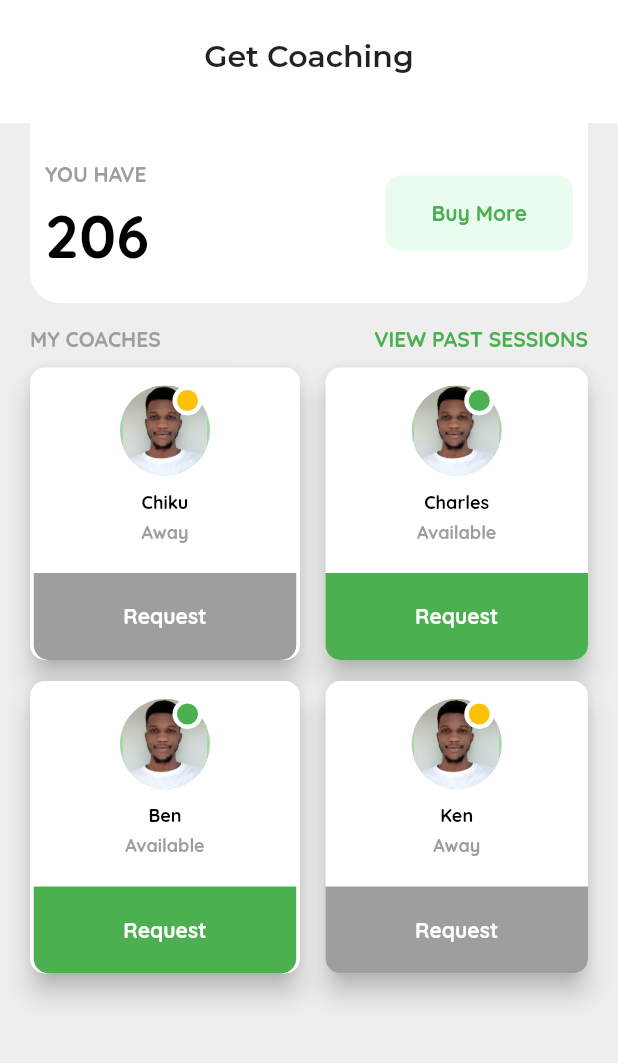
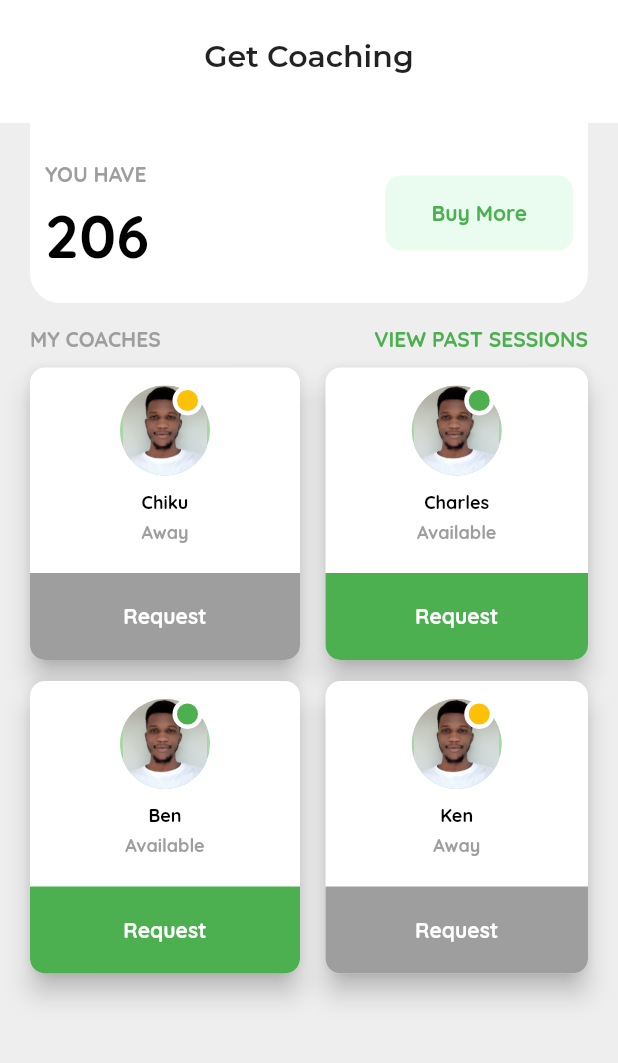
Before and after one commit to chikuthomas/coach_ui, a Flutter app: the screen it shows after launch, on a phone screen of 412 x 824 dp, the part 66-1129 px from its top. Run offline on Flutter 3.47's test engine with Material 2 defaults, Android fonts, the phone set to English and light mode, and no system bars; project files that could hold a hidden picture were left out.

Commit message:
Update home.dart
updated the request widget to fit parent container

```diff
--- a/lib/pages/home.dart
+++ b/lib/pages/home.dart
@@ -228,8 +228,11 @@ class _HomeState extends State<Home> {
           SizedBox(height: 20.0),
           Expanded(
             child: Container(
-              width: 175.0,
+
+              //the line below makes a widget fill the width of a parent container
+              constraints: BoxConstraints.expand(),
               decoration: BoxDecoration(
+
                 color: status == 'Away' ? Colors.grey : Colors.green,
                 borderRadius: BorderRadius.only(
                   bottomLeft: Radius.circular(10.0),
```
